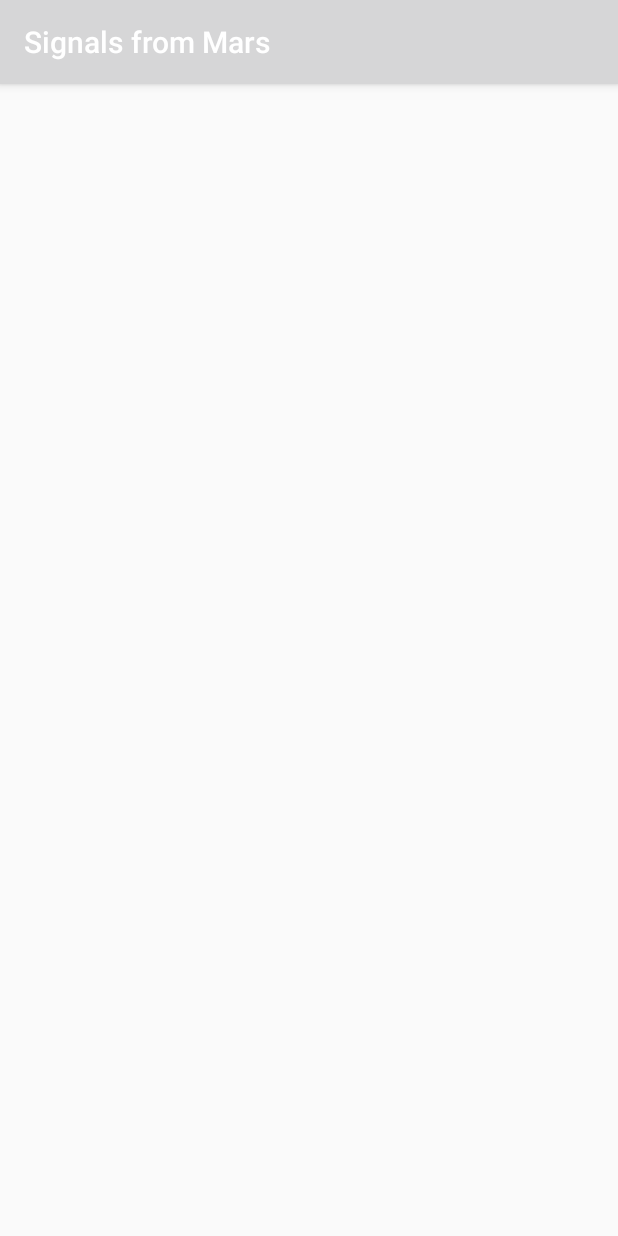
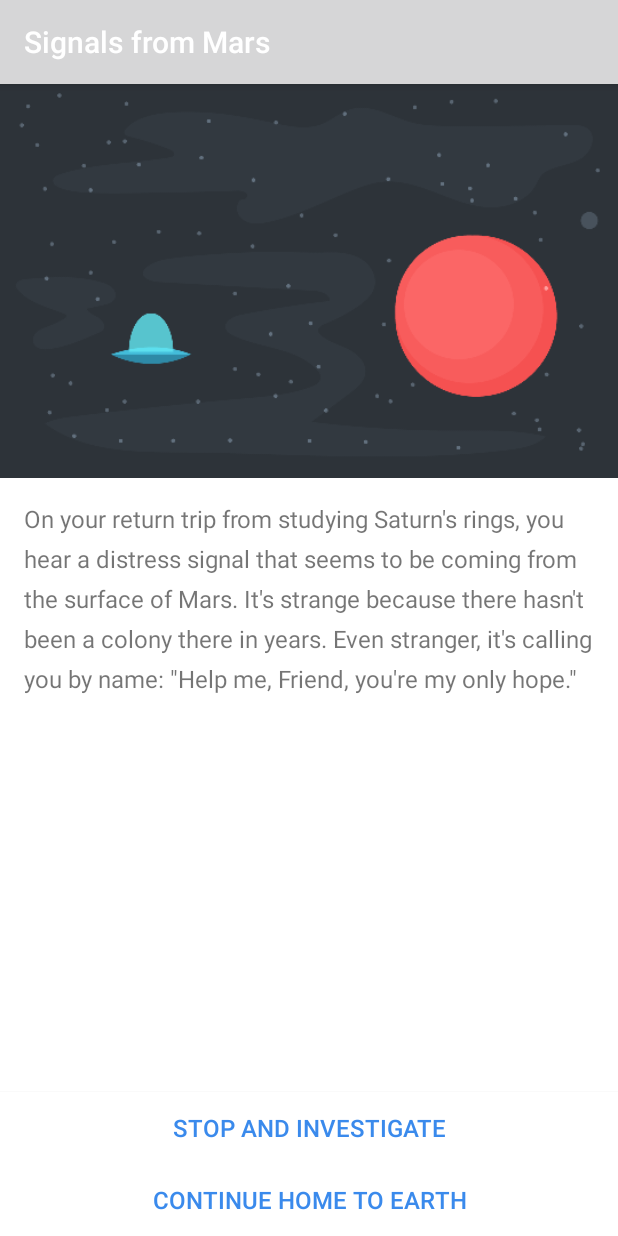
Before and after one commit to MiSwit13/InteractiveStory, an Android app: the screen it shows after launch (StoryActivity), after a tap on "START YOUR ADVENTURE", on a phone screen of 412 x 824 dp. Run offline under Robolectric (Android 15) with nearby library versions, the phone set to English and light mode, and no system bars.

Commit message:
add text and button navigation

```diff
--- a/app/src/main/java/com/switzersoft/interactivestory/UI/StoryActivity.java
+++ b/app/src/main/java/com/switzersoft/interactivestory/UI/StoryActivity.java
@@ -1,27 +1,78 @@
 package com.switzersoft.interactivestory.UI;
 
 import android.content.Intent;
+import android.graphics.drawable.Drawable;
+import android.support.v4.content.ContextCompat;
 import android.support.v7.app.AppCompatActivity;
 import android.os.Bundle;
 import android.util.Log;
+import android.view.View;
+import android.widget.Button;
+import android.widget.ImageView;
+import android.widget.TextView;
 
 import com.switzersoft.interactivestory.R;
 import com.switzersoft.interactivestory.model.Page;
+import com.switzersoft.interactivestory.model.Story;
 
 public class StoryActivity extends AppCompatActivity {
 
     public static final String TAG = StoryActivity.class.getSimpleName();
+
+    private String name;
+    private Story story;
+    private ImageView storyImageView;
+    private TextView storyTextView;
+    private Button choice1Button;
+    private Button choice2Button;
 
     @Override
     protected void onCreate(Bundle savedInstanceState) {
         super.onCreate(savedInstanceState);
         setContentView(R.layout.activity_story);
 
+        storyImageView = findViewById(R.id.storyImageView);
+        storyTextView = findViewById(R.id.storyTextView);
+        choice1Button = findViewById(R.id.choice1Button);
+        choice2Button = findViewById(R.id.choice2Button);
+
         Intent intent = getIntent();
-        String name = intent.getStringExtra(getString(R.string.key_name));
+        name = intent.getStringExtra(getString(R.string.key_name));
         if (name == null || name.isEmpty() ) {
             name = "Friend";
         }
         Log.d(TAG, name);
+
+        story = new Story();
+        loadPage(0);
+    }
+
+    private void loadPage(int pageNumber) {
+        final Page page = story.getPage(pageNumber);
+
+        Drawable image = ContextCompat.getDrawable(this, page.getImageId());
+        storyImageView.setImageDrawable(image);
+
+        String pageText = getString(page.getTextId());
+        pageText = String.format(pageText, name);
+        storyTextView.setText(pageText);
+
+        choice1Button.setText(page.getChoice1().getTextId());
+        choice1Button.setOnClickListener(new View.OnClickListener() {
+            @Override
+            public void onClick(View v) {
+                int nextPage = page.getChoice1().getNextPage();
+                loadPage(nextPage);
+            }
+        });
+
+        choice2Button.setText(page.getChoice2().getTextId());
+        choice2Button.setOnClickListener(new View.OnClickListener() {
+            @Override
+            public void onClick(View v) {
+                int nextPage = page.getChoice2().getNextPage();
+                loadPage(nextPage);
+            }
+        });
     }
 }
--- a/app/src/main/java/com/switzersoft/interactivestory/model/Story.java
+++ b/app/src/main/java/com/switzersoft/interactivestory/model/Story.java
@@ -38,4 +38,11 @@ public class Story {
 
         pages[6] = new Page(R.drawable.page6, R.string.page6);
     }
+
+    public Page getPage(int pageNumber) {
+        if (pageNumber >= pages.length) {
+            pageNumber = 0;
+        }
+        return pages[pageNumber];
+    }
 }
--- a/app/src/main/res/layout/activity_main.xml
+++ b/app/src/main/res/layout/activity_main.xml
@@ -25,7 +25,10 @@
         android:id="@+id/startButton"
         android:layout_width="0dp"
         android:layout_height="wrap_content"
+        android:background="@android:color/white"
         android:text="@string/start_your_adventure"
+        android:textColor="#3a8aec"
+        android:textSize="16sp"
         app:layout_constraintBottom_toBottomOf="parent"
         app:layout_constraintEnd_toEndOf="parent"
         app:layout_constraintStart_toStartOf="parent" />
--- a/app/src/main/res/layout/activity_story.xml
+++ b/app/src/main/res/layout/activity_story.xml
@@ -6,4 +6,69 @@
     android:layout_height="match_parent"
     tools:context=".UI.StoryActivity">
 
+    <Button
+        android:id="@+id/choice2Button"
+        android:layout_width="0dp"
+        android:layout_height="wrap_content"
+        android:background="@android:color/white"
+        android:text="Button"
+        android:textColor="#3a8aec"
+        android:textSize="16sp"
+        app:layout_constraintBottom_toBottomOf="parent"
+        app:layout_constraintEnd_toEndOf="parent"
+        app:layout_constraintStart_toStartOf="parent"
+        tools:text="@string/page0_choice2" />
+
+    <Button
+        android:id="@+id/choice1Button"
+        android:layout_width="0dp"
+        android:layout_height="wrap_content"
+        android:background="@android:color/white"
+        android:text="Button"
+        android:textColor="#3a8aec"
+        android:textSize="16sp"
+        app:layout_constraintBottom_toTopOf="@+id/choice2Button"
+        app:layout_constraintEnd_toEndOf="parent"
+        app:layout_constraintStart_toStartOf="parent"
+        tools:text="@string/page0_choice1" />
+
+    <ScrollView
+        android:layout_width="0dp"
+        android:layout_height="0dp"
+        android:background="@android:color/white"
+        android:fillViewport="true"
+        app:layout_constraintBottom_toTopOf="@+id/choice1Button"
+        app:layout_constraintEnd_toEndOf="parent"
+        app:layout_constraintHorizontal_bias="0.0"
+        app:layout_constraintStart_toStartOf="parent"
+        app:layout_constraintTop_toTopOf="parent">
+
+        <LinearLayout
+            android:layout_width="match_parent"
+            android:layout_height="wrap_content"
+            android:orientation="vertical">
+
+            <ImageView
+                android:id="@+id/storyImageView"
+                android:layout_width="match_parent"
+                android:layout_height="wrap_content"
+                android:adjustViewBounds="true"
+                android:contentDescription="@string/story_page_image"
+                android:scaleType="fitXY"
+                tools:src="@drawable/page0" />
+
+            <TextView
+                android:id="@+id/storyTextView"
+                android:layout_width="match_parent"
+                android:layout_height="wrap_content"
+                android:layout_marginEnd="16dp"
+                android:layout_marginLeft="16dp"
+                android:layout_marginRight="16dp"
+                android:layout_marginStart="16dp"
+                android:layout_marginTop="16dp"
+                android:lineSpacingExtra="8sp"
+                android:textSize="16sp"
+                tools:text="@string/page0" />
+        </LinearLayout>
+    </ScrollView>
 </android.support.constraint.ConstraintLayout>
--- a/app/src/main/res/values/strings.xml
+++ b/app/src/main/res/values/strings.xml
@@ -27,4 +27,5 @@
     <string name="page5">After a long walk slightly uphill, you end up at the top of a small crater. You look around, and are overjoyed to see your favorite android, %1$s-S1124. It had been lost on a previous mission to Mars! You take it back to your ship and fly back to Earth.</string>
 
     <string name="page6">You arrive home on Earth. While your mission was a success, you forever wonder what was sending that signal. Perhaps a future mission will be able to investigate…</string>
+    <string name="story_page_image">Story page image</string>
 </resources>
```
